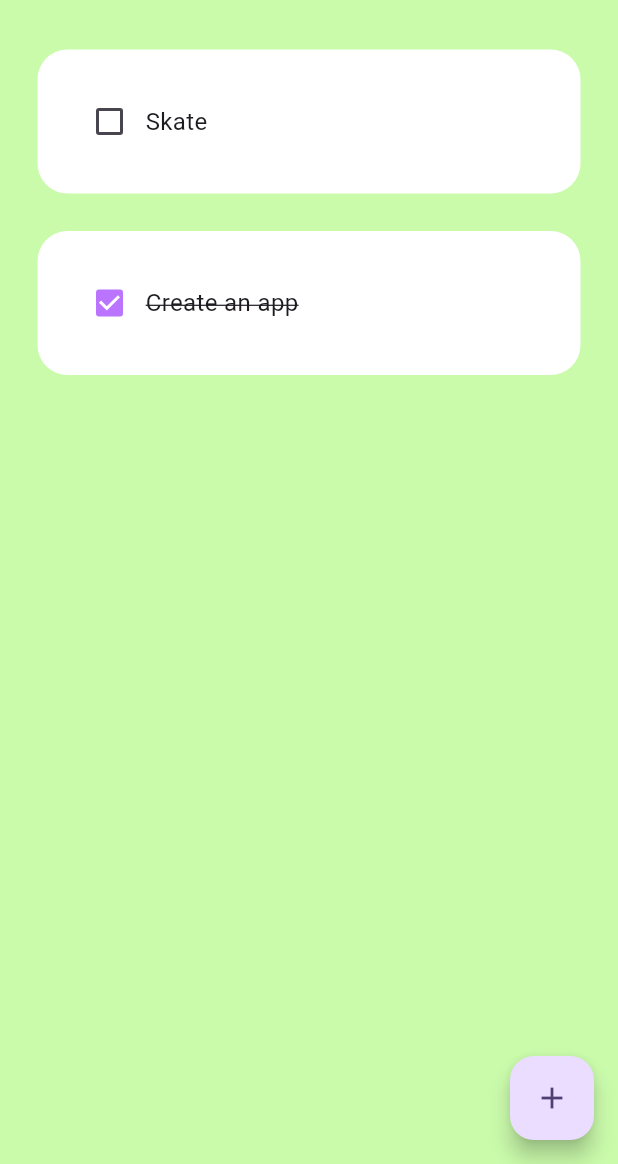
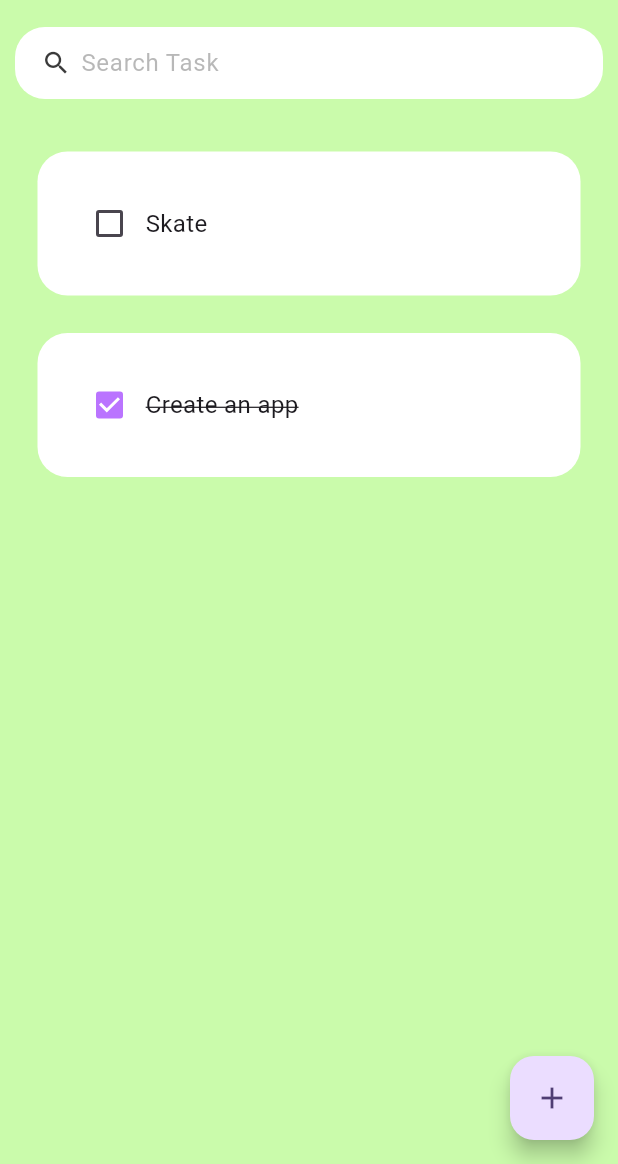
Before and after one commit to kwabenaf/todo_flutter, a Flutter app: the screen it shows after launch, on a phone screen of 412 x 824 dp, the part 72-1236 px from its top. Run offline on Flutter 3.47's test engine with Material 2 defaults, Android fonts, the phone set to English and light mode, and no system bars; drawn by our look-alikes of flutter_slidable; our stand-ins replace hive_flutter; accounts and stored records are empty.

Commit message:
added searchbar

```diff
--- a/lib/data/database.dart
+++ b/lib/data/database.dart
@@ -2,6 +2,7 @@ import 'package:hive_flutter/hive_flutter.dart';
 
 class TodoDatabase {
   List toDoList = [];
+  String _searchKeyword = ''; // New private field for search keyword
 
   //reference to hive box
   final _myBox = Hive.box('mybox');
@@ -24,4 +25,20 @@ class TodoDatabase {
   void updateData() {
     _myBox.put("TODOLIST", toDoList);
   }
+
+// Method to set the search keyword
+  void setSearchKeyword(String keyword) {
+    _searchKeyword = keyword;
+  }
+
+  // Method to get the filtered todo list based on search keyword
+  List<dynamic> get filteredToDoList {
+    if (_searchKeyword.isEmpty) {
+      return toDoList;
+    } else {
+      return toDoList.where((task) {
+        return task[0].toLowerCase().contains(_searchKeyword.toLowerCase());
+      }).toList();
+    }
+  }
 }
--- a/lib/pages/home.dart
+++ b/lib/pages/home.dart
@@ -2,6 +2,7 @@ import 'package:flutter/material.dart';
 import 'package:hive_flutter/hive_flutter.dart';
 import 'package:tut_todo/data/database.dart';
 import 'package:tut_todo/util/todo_tile.dart';
+import 'package:tut_todo/util/search_bar.dart' as CustomSearchBar;
 
 import '../constants/colors.dart';
 import '../util/dialog_box.dart';
@@ -18,7 +19,7 @@ class Home extends StatefulWidget {
 class _HomeState extends State<Home> {
   //reference the hive box
   final _mybox = Hive.box('mybox');
-  TodoDatabase db = TodoDatabase();
+  final TodoDatabase db = TodoDatabase();
 
   @override
   void initState() {
@@ -77,6 +78,13 @@ class _HomeState extends State<Home> {
     db.updateData();
   }
 
+  // Method to update the search keyword
+  void _runFilter(String enteredKeyword) {
+    setState(() {
+      db.setSearchKeyword(enteredKeyword);
+    });
+  }
+
   @override
   Widget build(BuildContext context) {
     return Scaffold(
@@ -86,16 +94,26 @@ class _HomeState extends State<Home> {
         onPressed: createNewTask,
         child: const Icon(Icons.add),
       ),
-      body: ListView.builder(
-        itemCount: db.toDoList.length,
+      body: Column(
+        children: [
+          Padding(
+            padding: const EdgeInsets.symmetric(horizontal: 10, vertical: 10),
+            child: CustomSearchBar.SearchBar(onSearchChanged: _runFilter),
+          ),
+          Expanded(
+            child: ListView.builder(
+              itemCount: db.filteredToDoList.length,
               itemBuilder: (context, index) {
                 return ToDoTile(
-            taskName: db.toDoList[index][0],
-            taskCompleted: db.toDoList[index][1],
+                  taskName: db.filteredToDoList[index][0],
+                  taskCompleted: db.filteredToDoList[index][1],
                   onChanged: (value) => checkBoxChanged(value, index),
                   deleteFunction: (context) => deleteTask(index),
                 );
               },
+            ),
+          ),
+        ],
       ),
     );
   }
--- /dev/null
+++ b/lib/util/search_bar.dart
@@ -0,0 +1,37 @@
+import 'package:flutter/material.dart';
+import 'package:tut_todo/constants/colors.dart';
+
+class SearchBar extends StatelessWidget {
+  final Function(String) onSearchChanged;
+
+  const SearchBar({required this.onSearchChanged});
+
+  @override
+  Widget build(BuildContext context) {
+    return Container(
+      padding: const EdgeInsets.symmetric(horizontal: 15),
+      decoration: BoxDecoration(
+        color: Colors.white,
+        borderRadius: BorderRadius.circular(20),
+      ),
+      child: TextField(
+        onChanged: onSearchChanged,
+        decoration: const InputDecoration(
+          contentPadding: EdgeInsets.all(0),
+          prefixIcon: Icon(
+            Icons.search,
+            color: tdBlack,
+            size: 20,
+          ),
+          prefixIconConstraints: BoxConstraints(
+            maxHeight: 20,
+            minWidth: 25,
+          ),
+          border: InputBorder.none,
+          hintText: 'Search Task',
+          hintStyle: TextStyle(color: tdGrey),
+        ),
+      ),
+    );
+  }
+}
```
Lines whose indentation alone changed are shown as unchanged.
